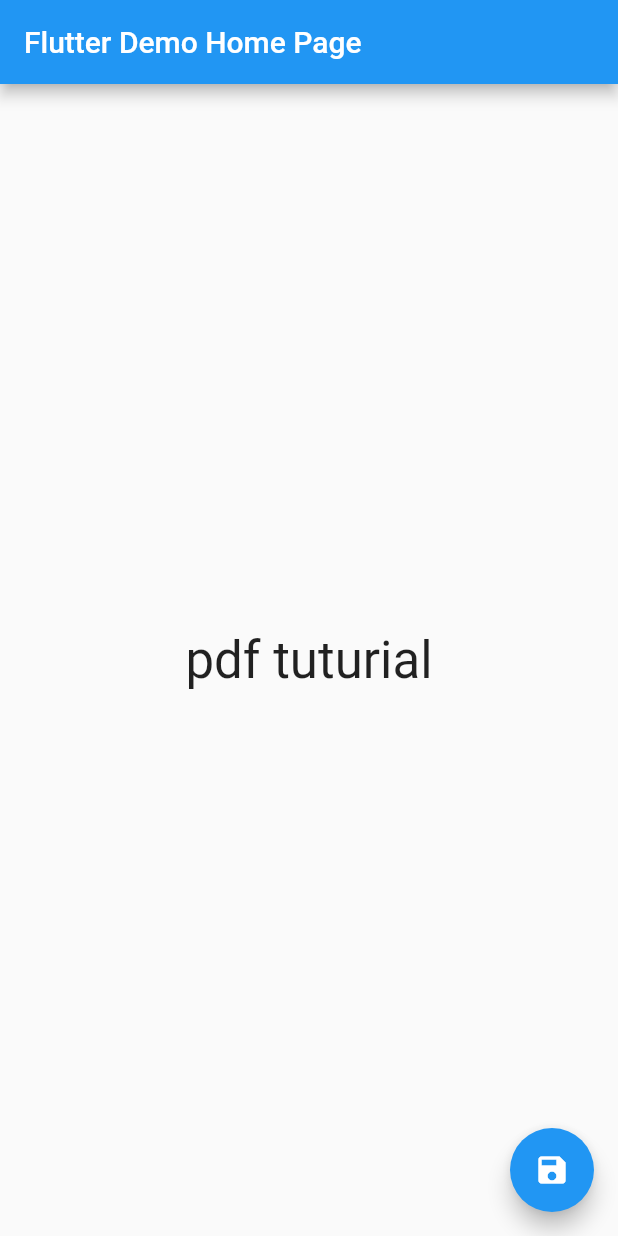
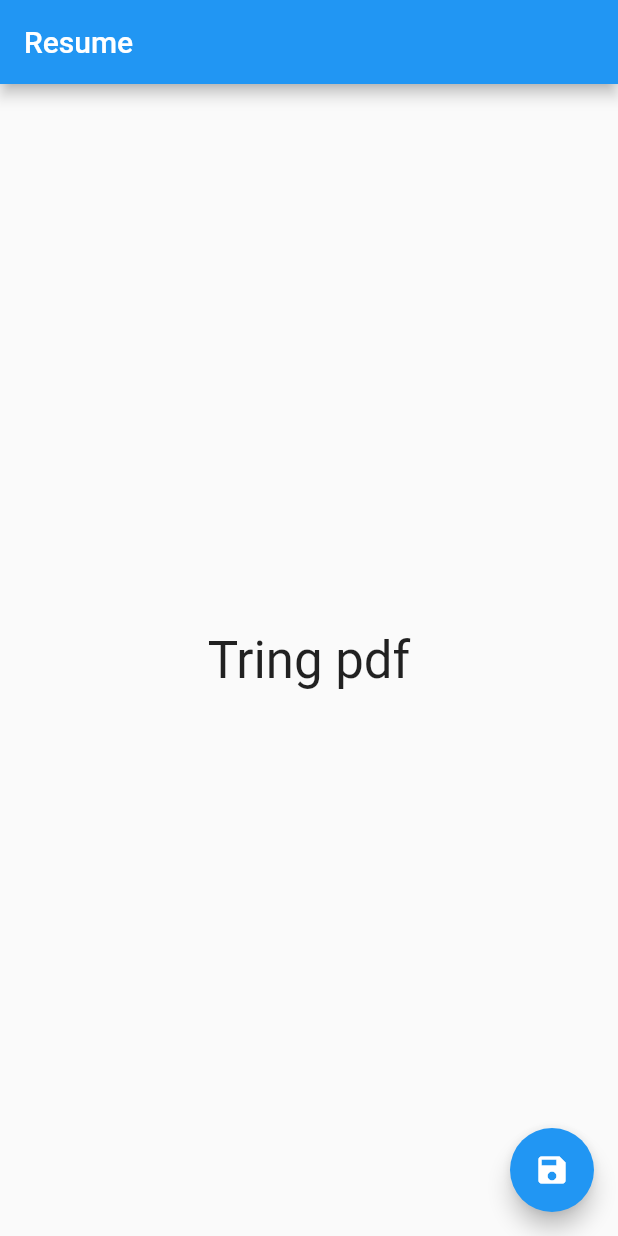
Before and after one commit to yadavgulshan/apscriptapp, a Flutter app: the screen it shows after launch, after a tap on the "save" icon, on a phone screen of 412 x 824 dp. Run offline on Flutter 3.47's test engine with Material 2 defaults, Android fonts, the phone set to English and light mode, and no system bars; our stand-ins replace pdf; missing offline and left inert: flutter_full_pdf_viewer.

Commit message:
completed using pdf plugin

```diff
--- a/lib/main.dart
+++ b/lib/main.dart
@@ -1,14 +1,13 @@
 import 'dart:io';
 
-import 'package:apscriptapp/pages/resume.dart';
+import 'package:flutter/cupertino.dart';
 import 'package:flutter/material.dart';
 import 'package:path_provider/path_provider.dart';
 import 'package:pdf/pdf.dart';
 import 'package:pdf/widgets.dart' as pw;
+import 'pages/resume.dart';
 
-void main() {
-  runApp(MyApp());
-}
+void main() => runApp(MyApp());
 
 class MyApp extends StatelessWidget {
   // This widget is the root of your application.
@@ -19,86 +18,93 @@ class MyApp extends StatelessWidget {
       theme: ThemeData(
         primarySwatch: Colors.blue,
       ),
-      home: MyHomePage(title: 'Flutter Demo Home Page'),
+      home: MyHomePage(),
     );
   }
 }
 
-class MyHomePage extends StatefulWidget {
-  MyHomePage({Key key, this.title}) : super(key: key);
-  final String title;
+class MyHomePage extends StatelessWidget {
+  final pdf = pw.Document();
 
-  @override
-  _MyHomePageState createState() => _MyHomePageState();
-}
-
-class _MyHomePageState extends State<MyHomePage> {
-  final pdf = pw.Document();
   writeOnPdf() {
-    pdf.addPage(
-      pw.MultiPage(
-          pageFormat: PdfPageFormat.a4,
+    pdf.addPage(pw.MultiPage(
+      pageFormat: PdfPageFormat.a5,
       margin: pw.EdgeInsets.all(32),
       build: (pw.Context context) {
         return <pw.Widget>[
-              pw.Header(
-                level: 0,
-                child: pw.Text('Resume'),
-              ),
+          pw.Header(level: 0, child: pw.Text("Easy Approach Document")),
           pw.Paragraph(
               text:
-                      'Officia sit laborum mollit cupidatat sit tempor fugiat sint veniam magna officia aliquip Lorem eu. Enim dolore cupidatat incididunt excepteur nulla duis laborum proident ex aliquip anim enim quis. Qui et incididunt culpa nostrud fugiat. Reprehenderit qui ad et deserunt enim laboris nulla incididunt et enim aliqua. Irure aliquip amet et sunt irure aliquip fugiat dolor culpa ipsum. Ullamco eiusmod aliqua sit id laborum mollit Lorem ad enim.'),
+                  "Lorem ipsum dolor sit amet, consectetur adipiscing elit, sed do eiusmod tempor incididunt ut labore et dolore magna aliqua. Malesuada fames ac turpis egestas sed tempus urna. Quisque sagittis purus sit amet. A arcu cursus vitae congue mauris rhoncus aenean vel elit. Ipsum dolor sit amet consectetur adipiscing elit pellentesque. Viverra justo nec ultrices dui sapien eget mi proin sed."),
           pw.Paragraph(
               text:
-                      'Officia sit laborum mollit cupidatat sit tempor fugiat sint veniam magna officia aliquip Lorem eu. Enim dolore cupidatat incididunt excepteur nulla duis laborum proident ex aliquip anim enim quis. Qui et incididunt culpa nostrud fugiat. Reprehenderit qui ad et deserunt enim laboris nulla incididunt et enim aliqua. Irure aliquip amet et sunt irure aliquip fugiat dolor culpa ipsum. Ullamco eiusmod aliqua sit id laborum mollit Lorem ad enim.'),
+                  "Lorem ipsum dolor sit amet, consectetur adipiscing elit, sed do eiusmod tempor incididunt ut labore et dolore magna aliqua. Malesuada fames ac turpis egestas sed tempus urna. Quisque sagittis purus sit amet. A arcu cursus vitae congue mauris rhoncus aenean vel elit. Ipsum dolor sit amet consectetur adipiscing elit pellentesque. Viverra justo nec ultrices dui sapien eget mi proin sed."),
+          pw.Header(level: 1, child: pw.Text("Second Heading")),
           pw.Paragraph(
               text:
-                      'Officia sit laborum mollit cupidatat sit tempor fugiat sint veniam magna officia aliquip Lorem eu. Enim dolore cupidatat incididunt excepteur nulla duis laborum proident ex aliquip anim enim quis. Qui et incididunt culpa nostrud fugiat. Reprehenderit qui ad et deserunt enim laboris nulla incididunt et enim aliqua. Irure aliquip amet et sunt irure aliquip fugiat dolor culpa ipsum. Ullamco eiusmod aliqua sit id laborum mollit Lorem ad enim.'),
+                  "Lorem ipsum dolor sit amet, consectetur adipiscing elit, sed do eiusmod tempor incididunt ut labore et dolore magna aliqua. Malesuada fames ac turpis egestas sed tempus urna. Quisque sagittis purus sit amet. A arcu cursus vitae congue mauris rhoncus aenean vel elit. Ipsum dolor sit amet consectetur adipiscing elit pellentesque. Viverra justo nec ultrices dui sapien eget mi proin sed."),
+          pw.Paragraph(
+              text:
+                  "Lorem ipsum dolor sit amet, consectetur adipiscing elit, sed do eiusmod tempor incididunt ut labore et dolore magna aliqua. Malesuada fames ac turpis egestas sed tempus urna. Quisque sagittis purus sit amet. A arcu cursus vitae congue mauris rhoncus aenean vel elit. Ipsum dolor sit amet consectetur adipiscing elit pellentesque. Viverra justo nec ultrices dui sapien eget mi proin sed."),
+          pw.Paragraph(
+              text:
+                  "Lorem ipsum dolor sit amet, consectetur adipiscing elit, sed do eiusmod tempor incididunt ut labore et dolore magna aliqua. Malesuada fames ac turpis egestas sed tempus urna. Quisque sagittis purus sit amet. A arcu cursus vitae congue mauris rhoncus aenean vel elit. Ipsum dolor sit amet consectetur adipiscing elit pellentesque. Viverra justo nec ultrices dui sapien eget mi proin sed."),
         ];
-          }),
-    );
+      },
+    ));
   }
 
-  Future savepdf() async {
+  Future savePdf() async {
     Directory documentDirectory = await getApplicationDocumentsDirectory();
+
     String documentPath = documentDirectory.path;
-    File file = File('$documentPath/example.pdf');
+
+    File file = File("$documentPath/example.pdf");
+
     file.writeAsBytesSync(await pdf.save());
   }
 
-  @override
   Widget build(BuildContext context) {
     return Scaffold(
       appBar: AppBar(
-          title: Text(widget.title),
+        title: Text("Resume"),
       ),
+
       body: Container(
         width: double.infinity,
         height: double.infinity,
         child: Column(
           mainAxisAlignment: MainAxisAlignment.center,
-            children: [
+          children: <Widget>[
             Text(
-                'pdf tuturial',
+              "Tring pdf",
               style: TextStyle(fontSize: 34),
             )
           ],
         ),
       ),
+
       floatingActionButton: FloatingActionButton(
         onPressed: () async {
           writeOnPdf();
-            await savepdf();
+          await savePdf();
+
           Directory documentDirectory =
               await getApplicationDocumentsDirectory();
+
           String documentPath = documentDirectory.path;
-            String fullPath = '$documentPath/example.pdf';
+
+          String fullPath = "$documentPath/example.pdf";
+
           Navigator.push(
               context,
               MaterialPageRoute(
-                    builder: (context) => PdfPreview(path: fullPath)));
+                  builder: (context) => PdfPreviewScreen(
+                        path: fullPath,
+                      )));
         },
         child: Icon(Icons.save),
-        ));
+      ), // This trailing comma makes auto-formatting nicer for build methods.
+    );
   }
 }
```
Also changed, not shown: lib/pages/resume.dart (+6 -6 lines). Lines whose indentation alone changed are shown as unchanged.
